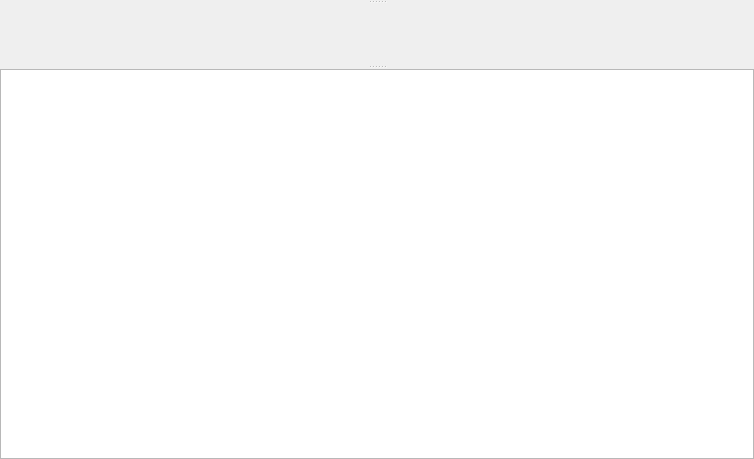
The window that gui/viewer/CViewerContainer.ui (MRPT/autocalib-sensor-extrinsics) describes before a commit, drawn with Qt 5.
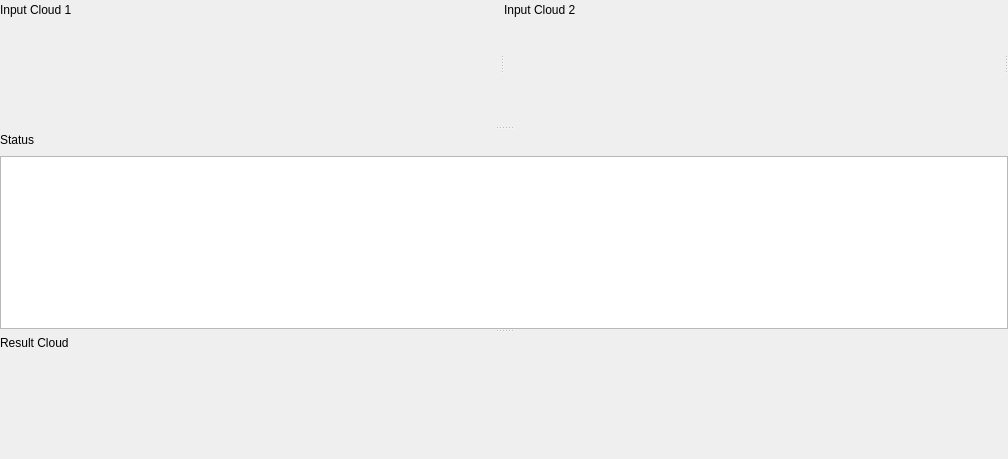
The same window after the commit. Custom widgets are drawn as their Qt base class.

Commit message:
Change viewer_container properties
* Reorganized and resized widgets for better clarity
* Linked visualizers to observation clouds
* Changed visualizer background, added coordinate system

Patch:
```diff
--- a/gui/viewer/CViewerContainer.ui
+++ b/gui/viewer/CViewerContainer.ui
@@ -13,10 +13,7 @@
   <property name="windowTitle">
    <string>Form</string>
   </property>
-  <layout class="QVBoxLayout" name="verticalLayout">
-   <property name="spacing">
-    <number>0</number>
-   </property>
+  <layout class="QVBoxLayout" name="verticalLayout" stretch="0">
    <property name="leftMargin">
     <number>0</number>
    </property>
@@ -31,51 +28,202 @@
    </property>
    <item>
     <widget class="QSplitter" name="splitter">
+     <property name="sizePolicy">
+      <sizepolicy hsizetype="Preferred" vsizetype="Preferred">
+       <horstretch>0</horstretch>
+       <verstretch>0</verstretch>
+      </sizepolicy>
+     </property>
      <property name="orientation">
       <enum>Qt::Vertical</enum>
      </property>
-     <widget class="QWidget" name="">
-      <layout class="QHBoxLayout" name="horizontalLayout" stretch="1,1,1">
-       <item>
-        <widget class="QVTKWidget" name="input1_viz" native="true">
-         <property name="sizePolicy">
-          <sizepolicy hsizetype="Preferred" vsizetype="Preferred">
-           <horstretch>1</horstretch>
-           <verstretch>1</verstretch>
-          </sizepolicy>
-         </property>
-        </widget>
-       </item>
-       <item>
-        <widget class="QVTKWidget" name="input2_viz" native="true">
-         <property name="sizePolicy">
-          <sizepolicy hsizetype="Preferred" vsizetype="Preferred">
-           <horstretch>1</horstretch>
-           <verstretch>1</verstretch>
-          </sizepolicy>
-         </property>
-        </widget>
-       </item>
-       <item>
-        <widget class="CCalibConfig" name="config_widget" native="true"/>
-       </item>
-      </layout>
-     </widget>
-     <widget class="QVTKWidget" name="output_viz" native="true">
+     <property name="childrenCollapsible">
+      <bool>true</bool>
+     </property>
+     <widget class="QSplitter" name="input_group">
       <property name="sizePolicy">
        <sizepolicy hsizetype="Preferred" vsizetype="Preferred">
         <horstretch>0</horstretch>
         <verstretch>0</verstretch>
        </sizepolicy>
       </property>
-     </widget>
-     <widget class="QTextBrowser" name="text_output">
-      <property name="sizePolicy">
-       <sizepolicy hsizetype="Expanding" vsizetype="Fixed">
-        <horstretch>0</horstretch>
-        <verstretch>0</verstretch>
-       </sizepolicy>
+      <property name="orientation">
+       <enum>Qt::Horizontal</enum>
       </property>
+      <property name="childrenCollapsible">
+       <bool>false</bool>
+      </property>
+      <widget class="QWidget" name="">
+       <layout class="QVBoxLayout" name="input1_group">
+        <item>
+         <layout class="QHBoxLayout" name="input1_label_group">
+          <item>
+           <widget class="QLabel" name="input1_label">
+            <property name="text">
+             <string>Input Cloud 1</string>
+            </property>
+           </widget>
+          </item>
+          <item>
+           <spacer name="input1_label_spacer">
+            <property name="orientation">
+             <enum>Qt::Horizontal</enum>
+            </property>
+            <property name="sizeHint" stdset="0">
+             <size>
+              <width>40</width>
+              <height>20</height>
+             </size>
+            </property>
+           </spacer>
+          </item>
+         </layout>
+        </item>
+        <item>
+         <widget class="QVTKWidget" name="input1_viz" native="true">
+          <property name="sizePolicy">
+           <sizepolicy hsizetype="Preferred" vsizetype="Preferred">
+            <horstretch>1</horstretch>
+            <verstretch>1</verstretch>
+           </sizepolicy>
+          </property>
+          <property name="minimumSize">
+           <size>
+            <width>500</width>
+            <height>100</height>
+           </size>
+          </property>
+         </widget>
+        </item>
+       </layout>
+      </widget>
+      <widget class="QWidget" name="">
+       <layout class="QVBoxLayout" name="input2_group">
+        <item>
+         <layout class="QHBoxLayout" name="input2_label_group">
+          <item>
+           <widget class="QLabel" name="input2_label">
+            <property name="text">
+             <string>Input Cloud 2</string>
+            </property>
+           </widget>
+          </item>
+          <item>
+           <spacer name="input2_label_spacer">
+            <property name="orientation">
+             <enum>Qt::Horizontal</enum>
+            </property>
+            <property name="sizeHint" stdset="0">
+             <size>
+              <width>40</width>
+              <height>20</height>
+             </size>
+            </property>
+           </spacer>
+          </item>
+         </layout>
+        </item>
+        <item>
+         <widget class="QVTKWidget" name="input2_viz" native="true">
+          <property name="sizePolicy">
+           <sizepolicy hsizetype="Preferred" vsizetype="Preferred">
+            <horstretch>1</horstretch>
+            <verstretch>1</verstretch>
+           </sizepolicy>
+          </property>
+          <property name="minimumSize">
+           <size>
+            <width>500</width>
+            <height>100</height>
+           </size>
+          </property>
+         </widget>
+        </item>
+       </layout>
+      </widget>
+      <widget class="CCalibConfig" name="config_widget" native="true"/>
+     </widget>
+     <widget class="QWidget" name="">
+      <layout class="QVBoxLayout" name="status_group" stretch="0,0">
+       <item>
+        <layout class="QHBoxLayout" name="status_label_group">
+         <item>
+          <widget class="QLabel" name="status_label">
+           <property name="text">
+            <string>Status</string>
+           </property>
+          </widget>
+         </item>
+         <item>
+          <spacer name="status_label_spacer">
+           <property name="orientation">
+            <enum>Qt::Horizontal</enum>
+           </property>
+           <property name="sizeHint" stdset="0">
+            <size>
+             <width>40</width>
+             <height>20</height>
+            </size>
+           </property>
+          </spacer>
+         </item>
+        </layout>
+       </item>
+       <item>
+        <widget class="QTextBrowser" name="text_output">
+         <property name="sizePolicy">
+          <sizepolicy hsizetype="Preferred" vsizetype="Preferred">
+           <horstretch>1</horstretch>
+           <verstretch>1</verstretch>
+          </sizepolicy>
+         </property>
+        </widget>
+       </item>
+      </layout>
+     </widget>
+     <widget class="QWidget" name="">
+      <layout class="QVBoxLayout" name="result_group" stretch="0,0">
+       <item>
+        <layout class="QHBoxLayout" name="result_label_group">
+         <item>
+          <widget class="QLabel" name="result_label">
+           <property name="text">
+            <string>Result Cloud</string>
+           </property>
+          </widget>
+         </item>
+         <item>
+          <spacer name="result_label_spacer">
+           <property name="orientation">
+            <enum>Qt::Horizontal</enum>
+           </property>
+           <property name="sizeHint" stdset="0">
+            <size>
+             <width>40</width>
+             <height>20</height>
+            </size>
+           </property>
+          </spacer>
+         </item>
+        </layout>
+       </item>
+       <item>
+        <widget class="QVTKWidget" name="result_viz" native="true">
+         <property name="sizePolicy">
+          <sizepolicy hsizetype="Preferred" vsizetype="Preferred">
+           <horstretch>1</horstretch>
+           <verstretch>1</verstretch>
+          </sizepolicy>
+         </property>
+         <property name="minimumSize">
+          <size>
+           <width>200</width>
+           <height>100</height>
+          </size>
+         </property>
+        </widget>
+       </item>
+      </layout>
      </widget>
     </widget>
    </item>
```
The commit also changes 9 other files.
